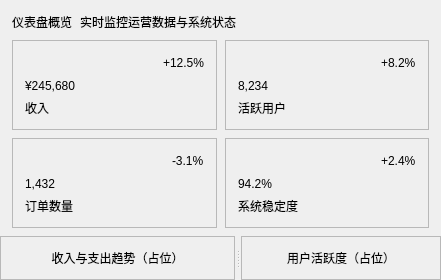
The window that GUI/resource/ui/dashboard_plugin/dashboard_widget.ui (xiaoyu12139/zengnui-manage) describes before a commit, drawn with Qt 5.
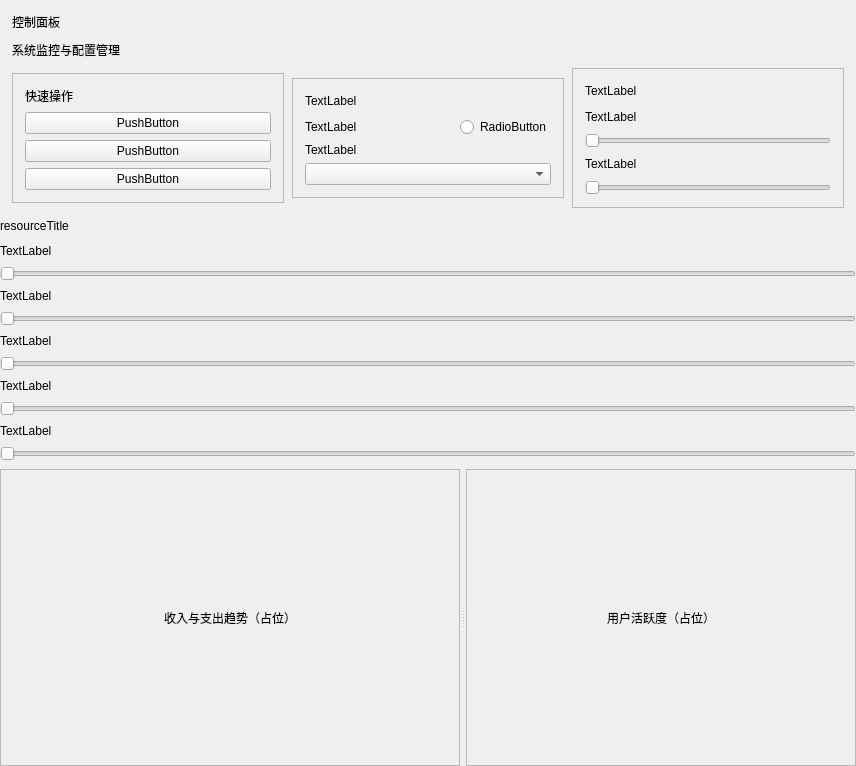
The same window after the commit.

Commit message: 过程：拆分dashboard界面

What changed in the file:
```diff
--- a/GUI/resource/ui/dashboard_plugin/dashboard_widget.ui
+++ b/GUI/resource/ui/dashboard_plugin/dashboard_widget.ui
@@ -6,8 +6,8 @@
    <rect>
     <x>0</x>
     <y>0</y>
-    <width>441</width>
-    <height>265</height>
+    <width>856</width>
+    <height>766</height>
    </rect>
   </property>
   <property name="windowTitle">
@@ -30,7 +30,7 @@
     <number>0</number>
    </property>
    <item>
-    <layout class="QHBoxLayout" name="headerLayout">
+    <layout class="QVBoxLayout" name="pageTitleLayout">
      <property name="leftMargin">
       <number>12</number>
      </property>
@@ -44,21 +44,40 @@
       <number>0</number>
      </property>
      <item>
-      <widget class="QLabel" name="titleLabel">
+      <layout class="QHBoxLayout" name="horizontalLayout_2">
+       <item>
+        <widget class="QLabel" name="pageTitle">
        <property name="text">
-        <string>仪表盘概览</string>
+          <string>控制面板</string>
        </property>
       </widget>
      </item>
      <item>
-      <widget class="QLabel" name="subtitleLabel">
+        <spacer name="horizontalSpacer">
+         <property name="orientation">
+          <enum>Qt::Horizontal</enum>
+         </property>
+         <property name="sizeHint" stdset="0">
+          <size>
+           <width>40</width>
+           <height>20</height>
+          </size>
+         </property>
+        </spacer>
+       </item>
+      </layout>
+     </item>
+     <item>
+      <layout class="QHBoxLayout" name="horizontalLayout_4">
+       <item>
+        <widget class="QLabel" name="pageDesc">
        <property name="text">
-        <string>实时监控运营数据与系统状态</string>
+          <string>系统监控与配置管理</string>
        </property>
       </widget>
      </item>
      <item>
-      <spacer name="headerSpacer">
+        <spacer name="horizontalSpacer_2">
        <property name="orientation">
         <enum>Qt::Horizontal</enum>
        </property>
@@ -72,24 +91,26 @@
      </item>
     </layout>
    </item>
+    </layout>
+   </item>
    <item>
-    <layout class="QGridLayout" name="summaryGrid">
-     <property name="leftMargin">
-      <number>12</number>
-     </property>
-     <property name="topMargin">
-      <number>0</number>
-     </property>
-     <property name="rightMargin">
-      <number>12</number>
-     </property>
-     <property name="bottomMargin">
-      <number>0</number>
-     </property>
+    <layout class="QHBoxLayout" name="cardRowLayout1">
      <property name="spacing">
       <number>8</number>
      </property>
-     <item row="0" column="0">
+     <property name="leftMargin">
+      <number>12</number>
+     </property>
+     <property name="topMargin">
+      <number>0</number>
+     </property>
+     <property name="rightMargin">
+      <number>12</number>
+     </property>
+     <property name="bottomMargin">
+      <number>0</number>
+     </property>
+     <item>
       <widget class="QFrame" name="card1">
        <property name="sizePolicy">
         <sizepolicy hsizetype="Expanding" vsizetype="Fixed">
@@ -114,16 +135,18 @@
          <number>12</number>
         </property>
         <item>
-         <layout class="QHBoxLayout" name="card1Header">
+         <layout class="QVBoxLayout" name="card1Layout_2">
           <item>
-           <widget class="QLabel" name="card1Icon">
+           <layout class="QHBoxLayout" name="card1TitleLayout">
+            <item>
+             <widget class="QLabel" name="card1Title">
             <property name="text">
-             <string/>
+               <string>快速操作</string>
             </property>
            </widget>
           </item>
           <item>
-           <spacer name="card1HeaderSpacer">
+             <spacer name="horizontalSpacer_3">
             <property name="orientation">
              <enum>Qt::Horizontal</enum>
             </property>
@@ -135,33 +158,35 @@
             </property>
            </spacer>
           </item>
+           </layout>
+          </item>
           <item>
-           <widget class="QLabel" name="card1Delta">
+           <widget class="QPushButton" name="pushButton">
             <property name="text">
-             <string>+12.5%</string>
+             <string>PushButton</string>
             </property>
            </widget>
           </item>
-         </layout>
-        </item>
         <item>
-         <widget class="QLabel" name="card1Value">
+           <widget class="QPushButton" name="pushButton_2">
           <property name="text">
-           <string>¥245,680</string>
+             <string>PushButton</string>
           </property>
          </widget>
         </item>
         <item>
-         <widget class="QLabel" name="card1Label">
+           <widget class="QPushButton" name="pushButton_3">
           <property name="text">
-           <string>收入</string>
+             <string>PushButton</string>
           </property>
          </widget>
         </item>
        </layout>
+        </item>
+       </layout>
       </widget>
      </item>
-     <item row="0" column="1">
+     <item>
       <widget class="QFrame" name="card2">
        <property name="sizePolicy">
         <sizepolicy hsizetype="Expanding" vsizetype="Fixed">
@@ -186,16 +211,18 @@
          <number>12</number>
         </property>
         <item>
-         <layout class="QHBoxLayout" name="card2Header">
+         <layout class="QVBoxLayout" name="verticalLayout_2">
           <item>
-           <widget class="QLabel" name="card2Icon">
+           <layout class="QHBoxLayout" name="horizontalLayout">
+            <item>
+             <widget class="QLabel" name="label">
             <property name="text">
-             <string/>
+               <string>TextLabel</string>
             </property>
            </widget>
           </item>
           <item>
-           <spacer name="card2HeaderSpacer">
+             <spacer name="horizontalSpacer_5">
             <property name="orientation">
              <enum>Qt::Horizontal</enum>
             </property>
@@ -207,33 +234,67 @@
             </property>
            </spacer>
           </item>
+           </layout>
+          </item>
           <item>
-           <widget class="QLabel" name="card2Delta">
+           <layout class="QHBoxLayout" name="horizontalLayout_6">
+            <item>
+             <widget class="QLabel" name="label_3">
             <property name="text">
-             <string>+8.2%</string>
+               <string>TextLabel</string>
             </property>
            </widget>
           </item>
-         </layout>
+            <item>
+             <spacer name="horizontalSpacer_6">
+              <property name="orientation">
+               <enum>Qt::Horizontal</enum>
+              </property>
+              <property name="sizeHint" stdset="0">
+               <size>
+                <width>40</width>
+                <height>20</height>
+               </size>
+              </property>
+             </spacer>
         </item>
         <item>
-         <widget class="QLabel" name="card2Value">
+             <widget class="QRadioButton" name="radioButton">
           <property name="text">
-           <string>8,234</string>
+               <string>RadioButton</string>
           </property>
          </widget>
         </item>
+           </layout>
+          </item>
         <item>
-         <widget class="QLabel" name="card2Label">
+           <layout class="QVBoxLayout" name="verticalLayout_4">
+            <item>
+             <layout class="QHBoxLayout" name="horizontalLayout_7">
+              <item>
+               <widget class="QLabel" name="label_4">
           <property name="text">
-           <string>活跃用户</string>
+                 <string>TextLabel</string>
           </property>
          </widget>
         </item>
        </layout>
+            </item>
+            <item>
+             <layout class="QHBoxLayout" name="horizontalLayout_8">
+              <item>
+               <widget class="QComboBox" name="comboBox"/>
+              </item>
+             </layout>
+            </item>
+           </layout>
+          </item>
+         </layout>
+        </item>
+       </layout>
       </widget>
      </item>
-     <item row="1" column="0">
+     <item>
       <widget class="QFrame" name="card3">
        <property name="sizePolicy">
         <sizepolicy hsizetype="Expanding" vsizetype="Fixed">
@@ -258,16 +319,18 @@
          <number>12</number>
         </property>
         <item>
-         <layout class="QHBoxLayout" name="card3Header">
+         <layout class="QVBoxLayout" name="verticalLayout_3">
           <item>
-           <widget class="QLabel" name="card3Icon">
+           <layout class="QHBoxLayout" name="horizontalLayout_5">
+            <item>
+             <widget class="QLabel" name="label_2">
             <property name="text">
-             <string/>
+               <string>TextLabel</string>
             </property>
            </widget>
           </item>
           <item>
-           <spacer name="card3HeaderSpacer">
+             <spacer name="horizontalSpacer_4">
             <property name="orientation">
              <enum>Qt::Horizontal</enum>
             </property>
@@ -279,67 +342,106 @@
             </property>
            </spacer>
           </item>
+           </layout>
+          </item>
           <item>
-           <widget class="QLabel" name="card3Delta">
+           <layout class="QVBoxLayout" name="verticalLayout_6">
+            <item>
+             <layout class="QHBoxLayout" name="horizontalLayout_10">
+              <item>
+               <widget class="QLabel" name="label_6">
             <property name="text">
-             <string>-3.1%</string>
+                 <string>TextLabel</string>
             </property>
            </widget>
           </item>
+              <item>
+               <spacer name="horizontalSpacer_7">
+                <property name="orientation">
+                 <enum>Qt::Horizontal</enum>
+                </property>
+                <property name="sizeHint" stdset="0">
+                 <size>
+                  <width>40</width>
+                  <height>20</height>
+                 </size>
+                </property>
+               </spacer>
+              </item>
          </layout>
         </item>
         <item>
-         <widget class="QLabel" name="card3Value">
-          <property name="text">
-           <string>1,432</string>
+             <layout class="QHBoxLayout" name="horizontalLayout_12">
+              <item>
+               <widget class="QSlider" name="horizontalSlider">
+                <property name="orientation">
+                 <enum>Qt::Horizontal</enum>
           </property>
          </widget>
         </item>
+             </layout>
+            </item>
+           </layout>
+          </item>
         <item>
-         <widget class="QLabel" name="card3Label">
+           <layout class="QVBoxLayout" name="verticalLayout_5">
+            <item>
+             <layout class="QHBoxLayout" name="horizontalLayout_11">
+              <item>
+               <widget class="QLabel" name="label_5">
           <property name="text">
-           <string>订单数量</string>
+                 <string>TextLabel</string>
           </property>
          </widget>
         </item>
-       </layout>
-      </widget>
-     </item>
-     <item row="1" column="1">
-      <widget class="QFrame" name="card4">
-       <property name="sizePolicy">
-        <sizepolicy hsizetype="Expanding" vsizetype="Fixed">
-         <horstretch>0</horstretch>
-         <verstretch>0</verstretch>
-        </sizepolicy>
-       </property>
-       <property name="frameShape">
-        <enum>QFrame::StyledPanel</enum>
-       </property>
-       <layout class="QVBoxLayout" name="card4Layout">
-        <property name="leftMargin">
-         <number>12</number>
-        </property>
-        <property name="topMargin">
-         <number>12</number>
-        </property>
-        <property name="rightMargin">
-         <number>12</number>
-        </property>
-        <property name="bottomMargin">
-         <number>12</number>
-        </property>
+              <item>
+               <spacer name="horizontalSpacer_8">
+                <property name="orientation">
+                 <enum>Qt::Horizontal</enum>
+                </property>
+                <property name="sizeHint" stdset="0">
+                 <size>
+                  <width>40</width>
+                  <height>20</height>
+                 </size>
+                </property>
+               </spacer>
+              </item>
+             </layout>
+            </item>
+            <item>
+             <layout class="QHBoxLayout" name="horizontalLayout_9">
+              <item>
+               <widget class="QSlider" name="horizontalSlider_2">
+                <property name="orientation">
+                 <enum>Qt::Horizontal</enum>
+                </property>
+               </widget>
+              </item>
+             </layout>
+            </item>
+           </layout>
+          </item>
+         </layout>
+        </item>
+       </layout>
+      </widget>
+     </item>
+    </layout>
+   </item>
         <item>
-         <layout class="QHBoxLayout" name="card4Header">
+    <layout class="QVBoxLayout" name="verticalLayout_8">
           <item>
-           <widget class="QLabel" name="card4Icon">
+      <layout class="QHBoxLayout" name="horizontalLayout_3">
+       <item>
+        <widget class="QLabel" name="label_9">
             <property name="text">
-             <string/>
+          <string>resourceTitle</string>
             </property>
            </widget>
           </item>
           <item>
-           <spacer name="card4HeaderSpacer">
+        <spacer name="horizontalSpacer_9">
             <property name="orientation">
              <enum>Qt::Horizontal</enum>
             </property>
@@ -351,31 +453,137 @@
             </property>
            </spacer>
           </item>
+      </layout>
+     </item>
           <item>
-           <widget class="QLabel" name="card4Delta">
+      <layout class="QVBoxLayout" name="verticalLayout_9">
+       <item>
+        <layout class="QHBoxLayout" name="horizontalLayout_13">
+         <item>
+          <widget class="QLabel" name="label_7">
             <property name="text">
-             <string>+2.4%</string>
+            <string>TextLabel</string>
             </property>
            </widget>
           </item>
          </layout>
         </item>
         <item>
-         <widget class="QLabel" name="card4Value">
+        <layout class="QHBoxLayout" name="horizontalLayout_14">
+         <item>
+          <widget class="QSlider" name="horizontalSlider_3">
+           <property name="orientation">
+            <enum>Qt::Horizontal</enum>
+           </property>
+          </widget>
+         </item>
+        </layout>
+       </item>
+      </layout>
+     </item>
+     <item>
+      <layout class="QVBoxLayout" name="verticalLayout_9">
+       <item>
+        <layout class="QHBoxLayout" name="horizontalLayout_13">
+         <item>
+          <widget class="QLabel" name="label_7">
           <property name="text">
-           <string>94.2%</string>
+            <string>TextLabel</string>
           </property>
          </widget>
         </item>
+        </layout>
+       </item>
         <item>
-         <widget class="QLabel" name="card4Label">
+        <layout class="QHBoxLayout" name="horizontalLayout_14">
+         <item>
+          <widget class="QSlider" name="horizontalSlider_3">
+           <property name="orientation">
+            <enum>Qt::Horizontal</enum>
+           </property>
+          </widget>
+         </item>
+        </layout>
+       </item>
+      </layout>
+     </item>
+     <item>
+      <layout class="QVBoxLayout" name="verticalLayout_9">
+       <item>
+        <layout class="QHBoxLayout" name="horizontalLayout_13">
+         <item>
+          <widget class="QLabel" name="label_7">
           <property name="text">
-           <string>系统稳定度</string>
+            <string>TextLabel</string>
           </property>
          </widget>
         </item>
        </layout>
-      </widget>
+       </item>
+       <item>
+        <layout class="QHBoxLayout" name="horizontalLayout_14">
+         <item>
+          <widget class="QSlider" name="horizontalSlider_3">
+           <property name="orientation">
+            <enum>Qt::Horizontal</enum>
+           </property>
+          </widget>
+         </item>
+        </layout>
+       </item>
+      </layout>
+     </item>
+     <item>
+      <layout class="QVBoxLayout" name="verticalLayout_9">
+       <item>
+        <layout class="QHBoxLayout" name="horizontalLayout_13">
+         <item>
+          <widget class="QLabel" name="label_7">
+           <property name="text">
+            <string>TextLabel</string>
+           </property>
+          </widget>
+         </item>
+        </layout>
+       </item>
+       <item>
+        <layout class="QHBoxLayout" name="horizontalLayout_14">
+         <item>
+          <widget class="QSlider" name="horizontalSlider_3">
+           <property name="orientation">
+            <enum>Qt::Horizontal</enum>
+           </property>
+          </widget>
+         </item>
+        </layout>
+       </item>
+      </layout>
+     </item>
+     <item>
+      <layout class="QVBoxLayout" name="verticalLayout_9">
+       <item>
+        <layout class="QHBoxLayout" name="horizontalLayout_13">
+         <item>
+          <widget class="QLabel" name="label_7">
+           <property name="text">
+            <string>TextLabel</string>
+           </property>
+          </widget>
+         </item>
+        </layout>
+       </item>
+       <item>
+        <layout class="QHBoxLayout" name="horizontalLayout_14">
+         <item>
+          <widget class="QSlider" name="horizontalSlider_3">
+           <property name="orientation">
+            <enum>Qt::Horizontal</enum>
+           </property>
+          </widget>
+         </item>
+        </layout>
+       </item>
+      </layout>
      </item>
     </layout>
    </item>
```
Lines whose indentation alone changed are shown as unchanged. The commit also changes 8 other files.
